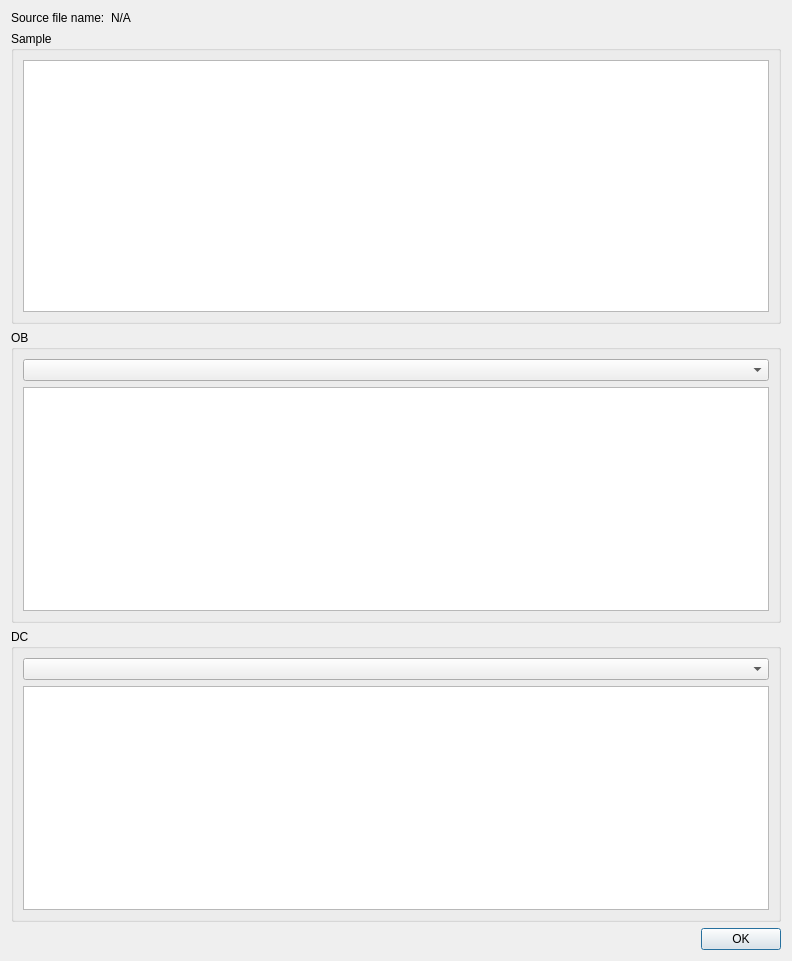
Before: the Qt Designer form rockit_autoreconstruction_ui/ui/dialog_metadata.ui in ornlneutronimaging/rockit_autoreconstruction_ui, drawn with Qt 5.
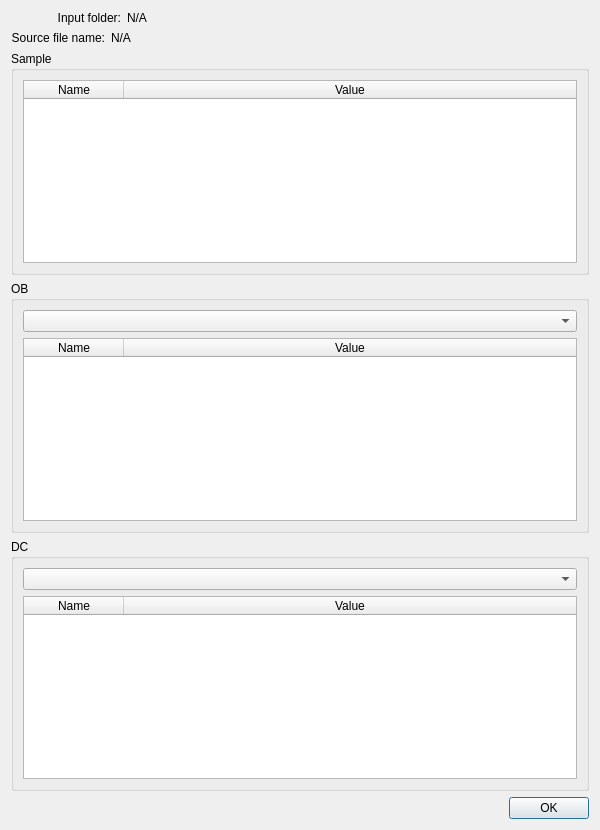
After: the same form once the commit is applied.

Commit message: init tables. this refs #15

```diff
--- a/rockit_autoreconstruction_ui/ui/dialog_metadata.ui
+++ b/rockit_autoreconstruction_ui/ui/dialog_metadata.ui
@@ -9,14 +9,41 @@
    <rect>
     <x>0</x>
     <y>0</y>
-    <width>792</width>
-    <height>961</height>
+    <width>600</width>
+    <height>830</height>
    </rect>
   </property>
   <property name="windowTitle">
    <string>Dialog</string>
   </property>
   <layout class="QVBoxLayout" name="verticalLayout_4">
+   <item>
+    <layout class="QHBoxLayout" name="horizontalLayout_4">
+     <item>
+      <widget class="QLabel" name="label_4">
+       <property name="maximumSize">
+        <size>
+         <width>110</width>
+         <height>16777215</height>
+        </size>
+       </property>
+       <property name="text">
+        <string>Input folder:</string>
+       </property>
+       <property name="alignment">
+        <set>Qt::AlignRight|Qt::AlignTrailing|Qt::AlignVCenter</set>
+       </property>
+      </widget>
+     </item>
+     <item>
+      <widget class="QLabel" name="folder_of_input_file">
+       <property name="text">
+        <string>N/A</string>
+       </property>
+      </widget>
+     </item>
+    </layout>
+   </item>
    <item>
     <layout class="QHBoxLayout" name="horizontalLayout_3">
      <item>
@@ -30,10 +57,13 @@
        <property name="text">
         <string>Source file name:</string>
        </property>
+       <property name="alignment">
+        <set>Qt::AlignRight|Qt::AlignTrailing|Qt::AlignVCenter</set>
+       </property>
       </widget>
      </item>
      <item>
-      <widget class="QLabel" name="label_4">
+      <widget class="QLabel" name="name_of_input_file_label">
        <property name="sizePolicy">
         <sizepolicy hsizetype="Expanding" vsizetype="Preferred">
          <horstretch>0</horstretch>
@@ -54,7 +84,30 @@
      </property>
      <layout class="QVBoxLayout" name="verticalLayout">
       <item>
-       <widget class="QTableWidget" name="tableWidget"/>
+       <widget class="QTableWidget" name="sample_tableWidget">
+        <property name="alternatingRowColors">
+         <bool>true</bool>
+        </property>
+        <attribute name="horizontalHeaderVisible">
+         <bool>true</bool>
+        </attribute>
+        <attribute name="horizontalHeaderStretchLastSection">
+         <bool>true</bool>
+        </attribute>
+        <attribute name="verticalHeaderVisible">
+         <bool>false</bool>
+        </attribute>
+        <column>
+         <property name="text">
+          <string>Name</string>
+         </property>
+        </column>
+        <column>
+         <property name="text">
+          <string>Value</string>
+         </property>
+        </column>
+       </widget>
       </item>
      </layout>
     </widget>
@@ -69,7 +122,30 @@
        <widget class="QComboBox" name="comboBox"/>
       </item>
       <item>
-       <widget class="QTableWidget" name="tableWidget_2"/>
+       <widget class="QTableWidget" name="ob_tableWidget">
+        <property name="alternatingRowColors">
+         <bool>true</bool>
+        </property>
+        <attribute name="horizontalHeaderStretchLastSection">
+         <bool>true</bool>
+        </attribute>
+        <attribute name="verticalHeaderCascadingSectionResizes">
+         <bool>false</bool>
+        </attribute>
+        <attribute name="verticalHeaderStretchLastSection">
+         <bool>false</bool>
+        </attribute>
+        <column>
+         <property name="text">
+          <string>Name</string>
+         </property>
+        </column>
+        <column>
+         <property name="text">
+          <string>Value</string>
+         </property>
+        </column>
+       </widget>
       </item>
      </layout>
     </widget>
@@ -84,7 +160,30 @@
        <widget class="QComboBox" name="comboBox_2"/>
       </item>
       <item>
-       <widget class="QTableWidget" name="tableWidget_3"/>
+       <widget class="QTableWidget" name="dc_tableWidget">
+        <property name="alternatingRowColors">
+         <bool>true</bool>
+        </property>
+        <attribute name="horizontalHeaderStretchLastSection">
+         <bool>true</bool>
+        </attribute>
+        <attribute name="verticalHeaderVisible">
+         <bool>false</bool>
+        </attribute>
+        <attribute name="verticalHeaderStretchLastSection">
+         <bool>false</bool>
+        </attribute>
+        <column>
+         <property name="text">
+          <string>Name</string>
+         </property>
+        </column>
+        <column>
+         <property name="text">
+          <string>Value</string>
+         </property>
+        </column>
+       </widget>
       </item>
      </layout>
     </widget>
```
The commit also changes 1 other file.
